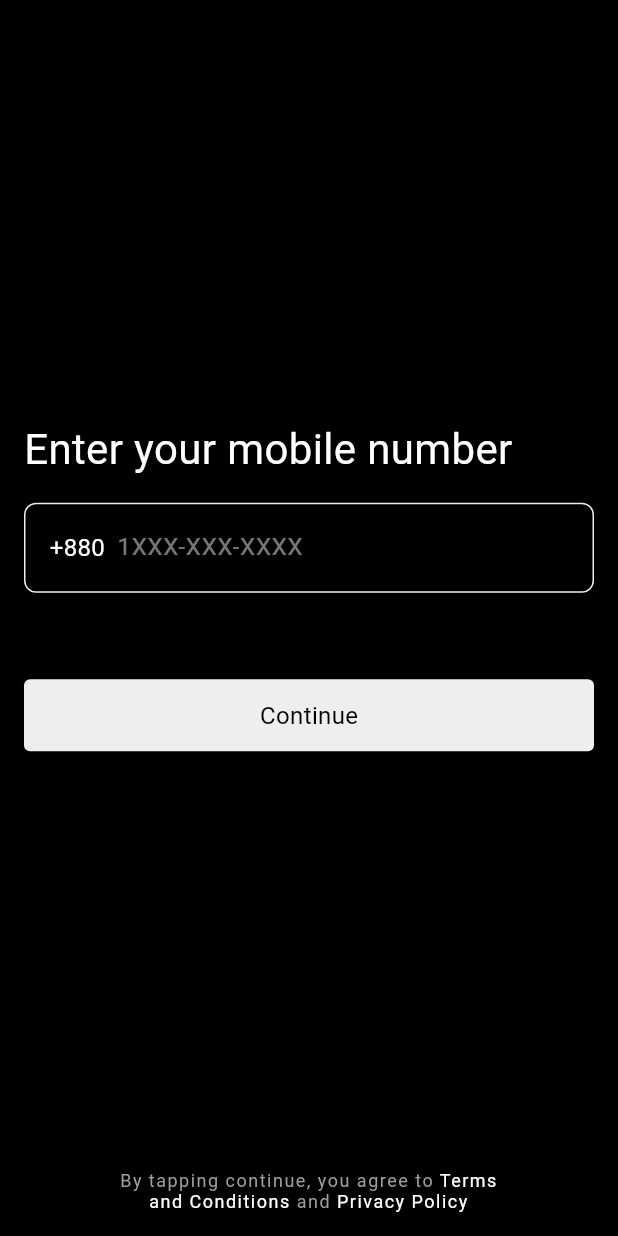
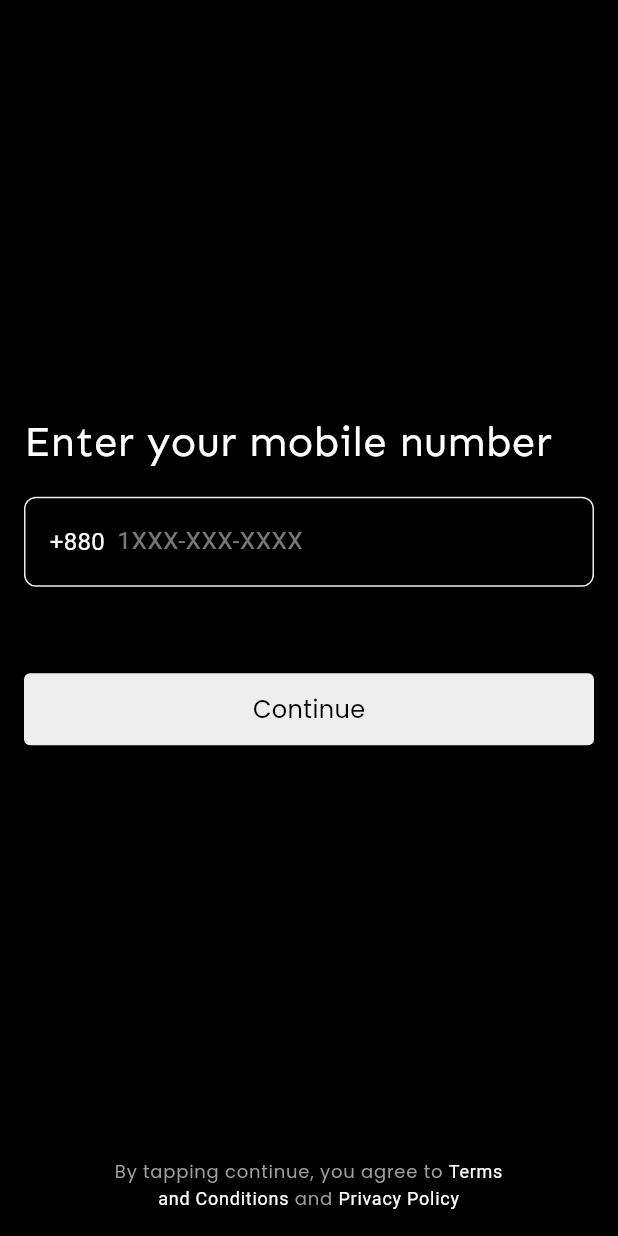
Before and after one commit to khsujon/Amar_Wallet, a Flutter app: the screen it shows after launch, after a tap on "Get Started", on a phone screen of 412 x 824 dp. Run offline on Flutter 3.47's test engine with Material 3 defaults, Android fonts, the phone set to English and light mode, and no system bars.

Commit message:
Custom gonts added

```diff
--- a/lib/screens/login_screen/login_screen.dart
+++ b/lib/screens/login_screen/login_screen.dart
@@ -46,6 +46,7 @@ class _LoginScreenState extends State<LoginScreen> {
               const Text(
                 AppStrings.loginTitle,
                 style: TextStyle(
+                  fontFamily: 'Sen',
                   fontSize: 28,
                   fontWeight: FontWeight.w400,
                   color: Colors.white,
--- a/lib/widgets/custom_primary_button.dart
+++ b/lib/widgets/custom_primary_button.dart
@@ -28,6 +28,7 @@ class CustomPrimaryButton extends StatelessWidget {
         child: Text(
           text,
           style: const TextStyle(
+            fontFamily: 'Poppins',
             fontSize: 16,
             fontWeight: FontWeight.w400,
             color: AppColors.buttonTextColor,
--- a/lib/widgets/tapable_text.dart
+++ b/lib/widgets/tapable_text.dart
@@ -25,7 +25,8 @@ class TapableText extends StatelessWidget {
         text: TextSpan(
           text: firstPart,
           style: const TextStyle(
-            letterSpacing: 1,
+            fontFamily: 'Poppins',
+            letterSpacing: 0.5,
             fontSize: 12,
             fontWeight: FontWeight.w400,
             color: Colors.grey,
```
Also changed, not shown: pubspec.yaml (+8 -11 lines), assets/fonts/Poppins-Regular.ttf (added), assets/fonts/Sen-Regular.ttf (added).
